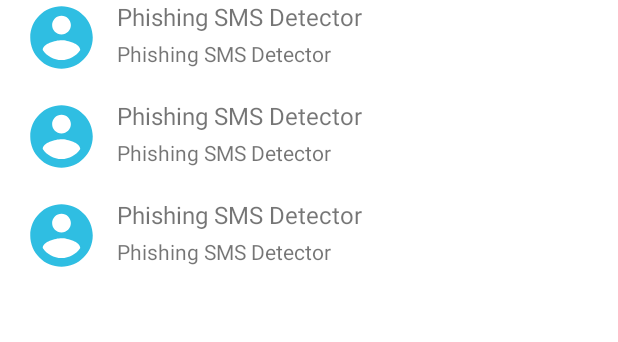
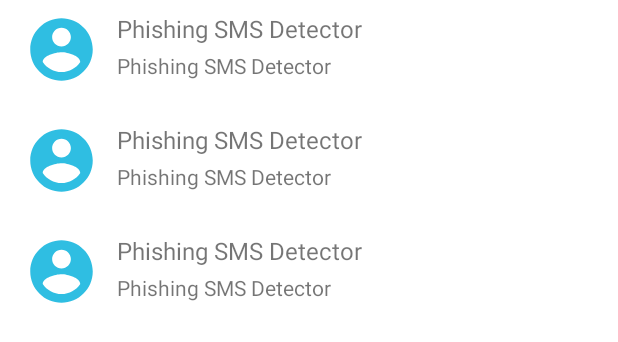
Before and after one commit to The-Fuse/SMS-Phishing-Detection, an Android app: the layout fragment_home.xml on its own in the app's theme, with its tools: preview values and no code run, on a phone screen of 412 x 824 dp. Shown: the top 342 px of the screen. Run offline under Robolectric (Android 15) with nearby library versions, the phone set to English and light mode, and no system bars.

Commit message:
UI Updated

```diff
--- a/app/src/main/res/layout/fragment_home.xml
+++ b/app/src/main/res/layout/fragment_home.xml
@@ -18,14 +18,14 @@
                     android:id="@+id/recycler_view_sender"
                     android:layout_width="match_parent"
                     android:layout_height="match_parent"
+                    android:scrollbars="vertical"
                     app:bindSenderData="@{viewModel.msgList}"
-                    android:scrollbars="vertical"
+                    app:layoutManager="androidx.recyclerview.widget.LinearLayoutManager"
                     app:layout_constraintBottom_toBottomOf="parent"
                     app:layout_constraintEnd_toEndOf="parent"
                     app:layout_constraintStart_toStartOf="parent"
                     app:layout_constraintTop_toTopOf="parent"
-                    tools:listitem="@layout/sender_card"
-                    app:layoutManager="androidx.recyclerview.widget.LinearLayoutManager"/>
+                    tools:listitem="@layout/sender_card" />
 
 
         </androidx.constraintlayout.widget.ConstraintLayout>
--- a/app/src/main/res/layout/sender_card.xml
+++ b/app/src/main/res/layout/sender_card.xml
@@ -21,7 +21,7 @@
         android:layout_height="wrap_content"
         android:layout_marginBottom="16dp"
         android:layout_marginStart="8dp"
-        android:layout_marginEnd="8dp"
+        android:layout_marginTop="8dp"
         android:background="?android:attr/selectableItemBackground"
         android:onClick="@{() -> clickListener.onClick(message)}">
 
```
